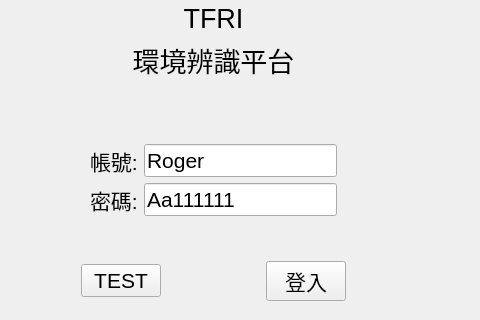
This is TfriClient/widget.ui in roger0816/Tfri as Qt 5 draws it before an edit; both pictures show x 184 to 664 and y 141 to 461 of the 800 by 600 pixel window. The edited form follows.
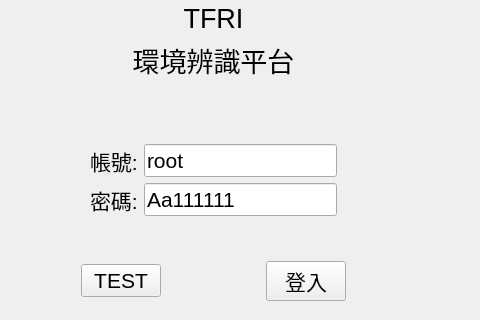
This is the edited form. Custom widgets are drawn as their Qt base class.

What changed in the file:
```diff
--- a/TfriClient/widget.ui
+++ b/TfriClient/widget.ui
@@ -155,7 +155,7 @@
                    </font>
                   </property>
                   <property name="text">
-                   <string>Roger</string>
+                   <string>root</string>
                   </property>
                  </widget>
                 </item>
```
